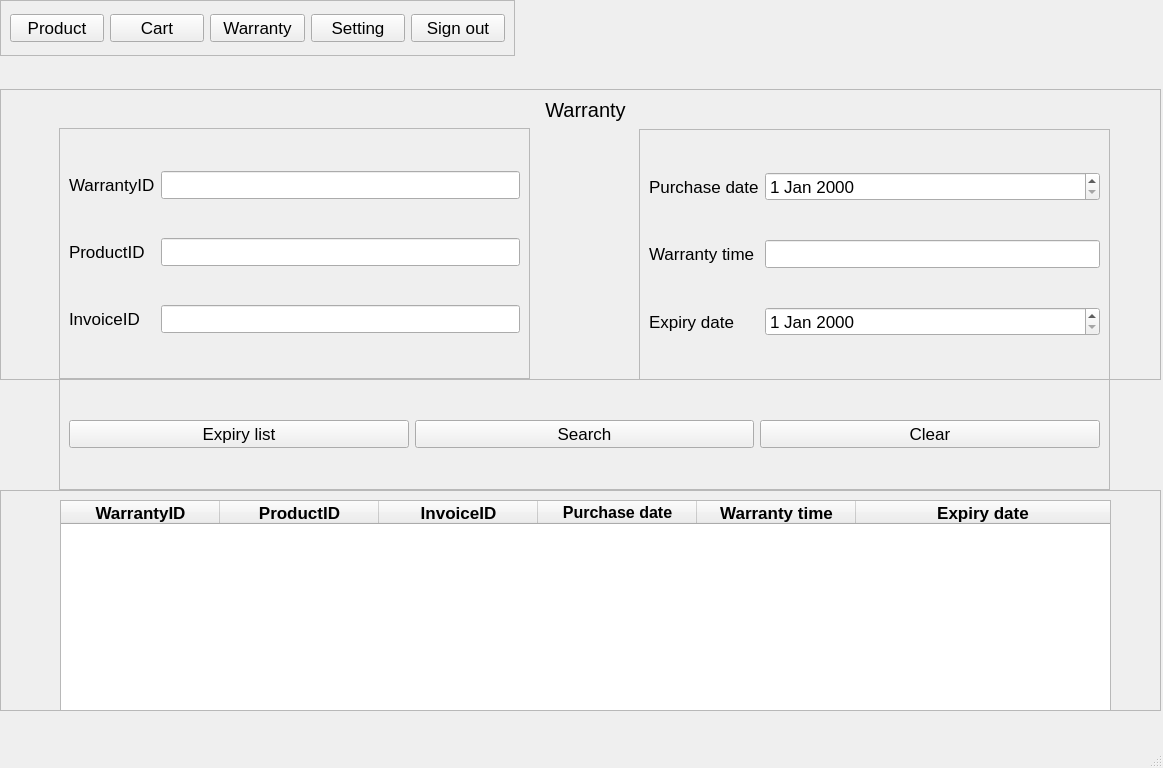
This is src/View/VIewUI/WarrantyUser.ui in Hai1205/ComputerStore-Python- as Qt 5 draws it before an edit. The edited form follows.
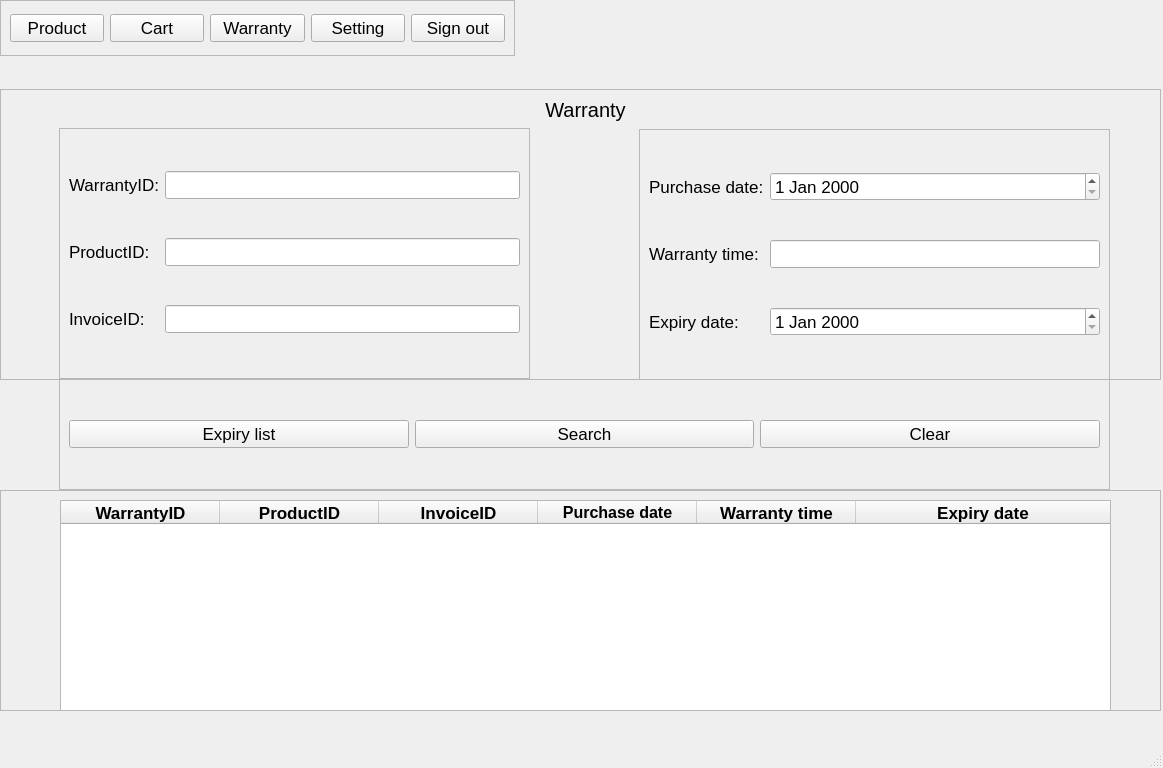
This is the edited form.

What changed in the file:
```diff
--- a/src/View/VIewUI/WarrantyUser.ui
+++ b/src/View/VIewUI/WarrantyUser.ui
@@ -185,14 +185,14 @@
       <item row="1" column="0">
        <widget class="QLabel" name="label_3">
         <property name="text">
-         <string>ProductID</string>
+         <string>ProductID:</string>
         </property>
        </widget>
       </item>
       <item row="0" column="0">
        <widget class="QLabel" name="label_2">
         <property name="text">
-         <string>WarrantyID</string>
+         <string>WarrantyID:</string>
         </property>
        </widget>
       </item>
@@ -205,7 +205,7 @@
       <item row="2" column="0">
        <widget class="QLabel" name="label_4">
         <property name="text">
-         <string>InvoiceID</string>
+         <string>InvoiceID:</string>
         </property>
        </widget>
       </item>
@@ -236,7 +236,7 @@
       <item row="0" column="0">
        <widget class="QLabel" name="label_5">
         <property name="text">
-         <string>Purchase date</string>
+         <string>Purchase date:</string>
         </property>
        </widget>
       </item>
@@ -246,14 +246,14 @@
       <item row="1" column="0">
        <widget class="QLabel" name="label_6">
         <property name="text">
-         <string>Warranty time</string>
+         <string>Warranty time:</string>
         </property>
        </widget>
       </item>
       <item row="2" column="0">
        <widget class="QLabel" name="label_7">
         <property name="text">
-         <string>Expiry date</string>
+         <string>Expiry date:</string>
         </property>
        </widget>
       </item>
```
